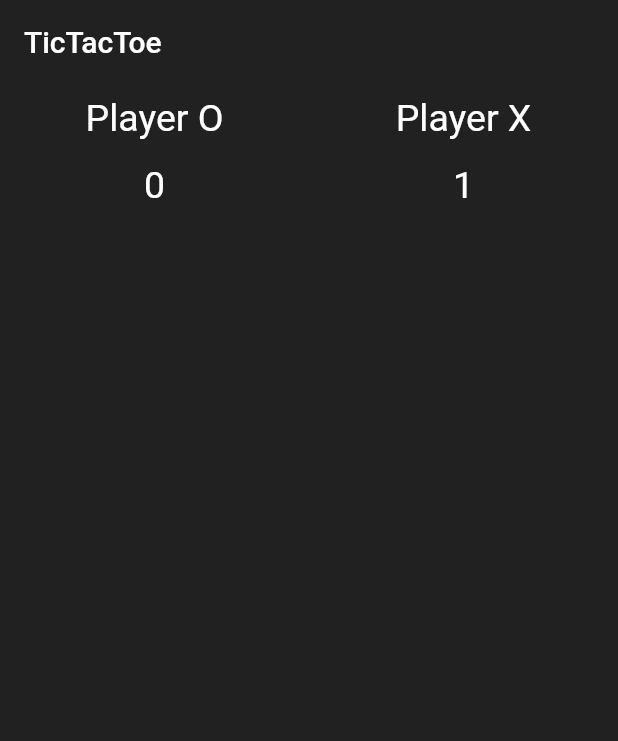
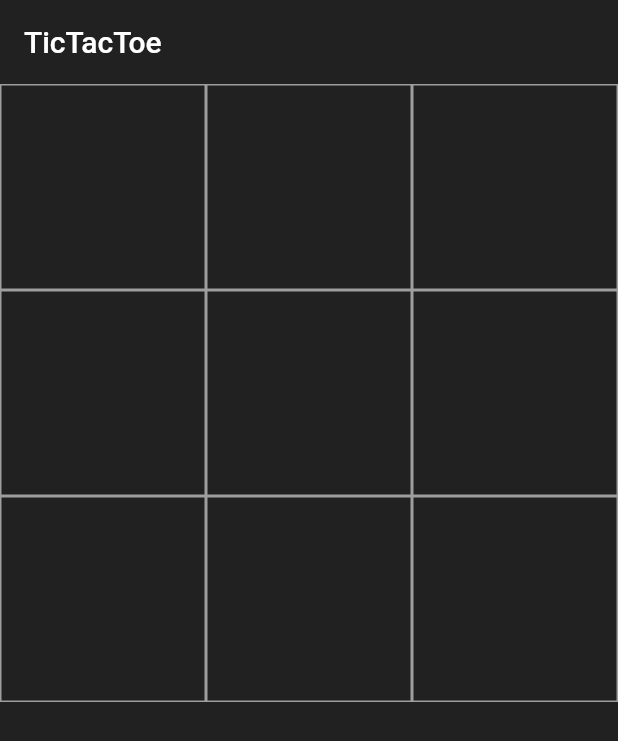
Before and after one commit to amirahmadadibi/tic_tac_toe, a Flutter app: the screen it shows after launch, on a phone screen of 412 x 824 dp. Shown: the top 741 px of the screen. Run offline on Flutter 3.47's test engine with Material 2 defaults, Android fonts, the phone set to English and light mode, and no system bars.

Commit message:
week7 E03-using gridbuilder to create grid of game

```diff
--- a/lib/screens/home_screen.dart
+++ b/lib/screens/home_screen.dart
@@ -12,7 +12,25 @@ class Home extends StatelessWidget {
         title: Text('TicTacToe'),
       ),
       backgroundColor: Colors.grey[900],
-        body: Row(
+      body: GridView.builder(
+        itemCount: 9,
+        gridDelegate:
+            SliverGridDelegateWithFixedCrossAxisCount(crossAxisCount: 3),
+        itemBuilder: (BuildContext context, int index) {
+          return Container(
+            height: 100,
+            width: 100,
+            decoration: BoxDecoration(
+              border: Border.all(color: Colors.grey),
+            ),
+          );
+        },
+      ),
+    );
+  }
+
+  Widget getScoreBorad() {
+    return Row(
       children: [
         Expanded(
           child: Column(
@@ -67,6 +85,6 @@ class Home extends StatelessWidget {
           ),
         ),
       ],
-        ));
+    );
   }
 }
```
Lines whose indentation alone changed are shown as unchanged.
